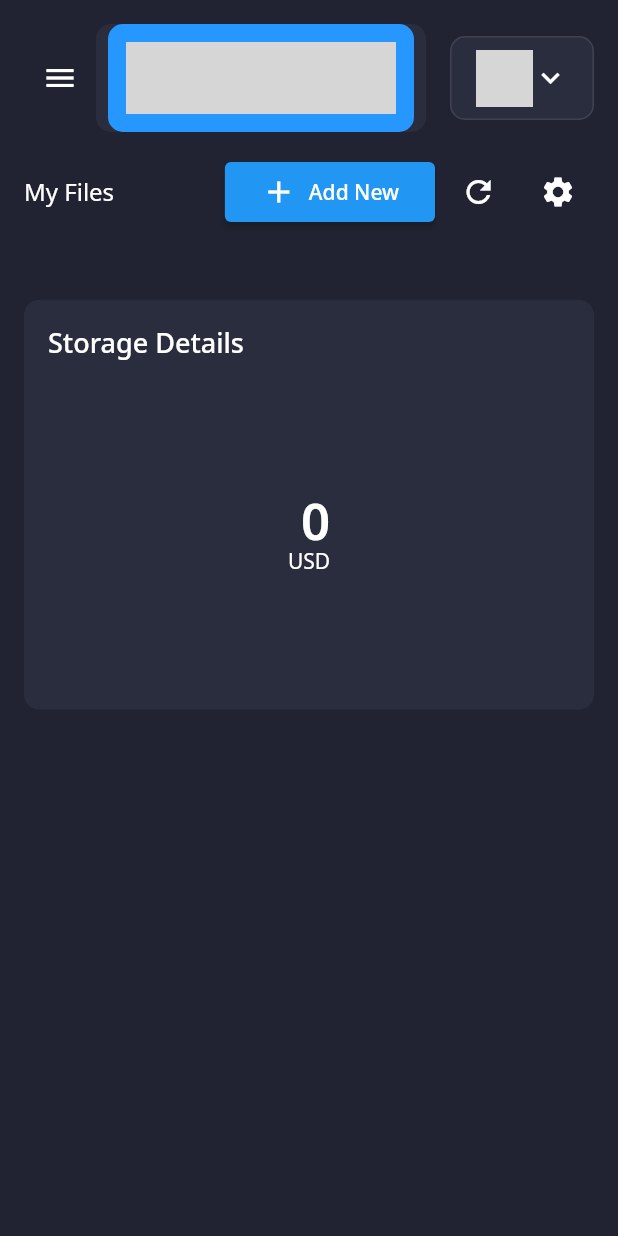
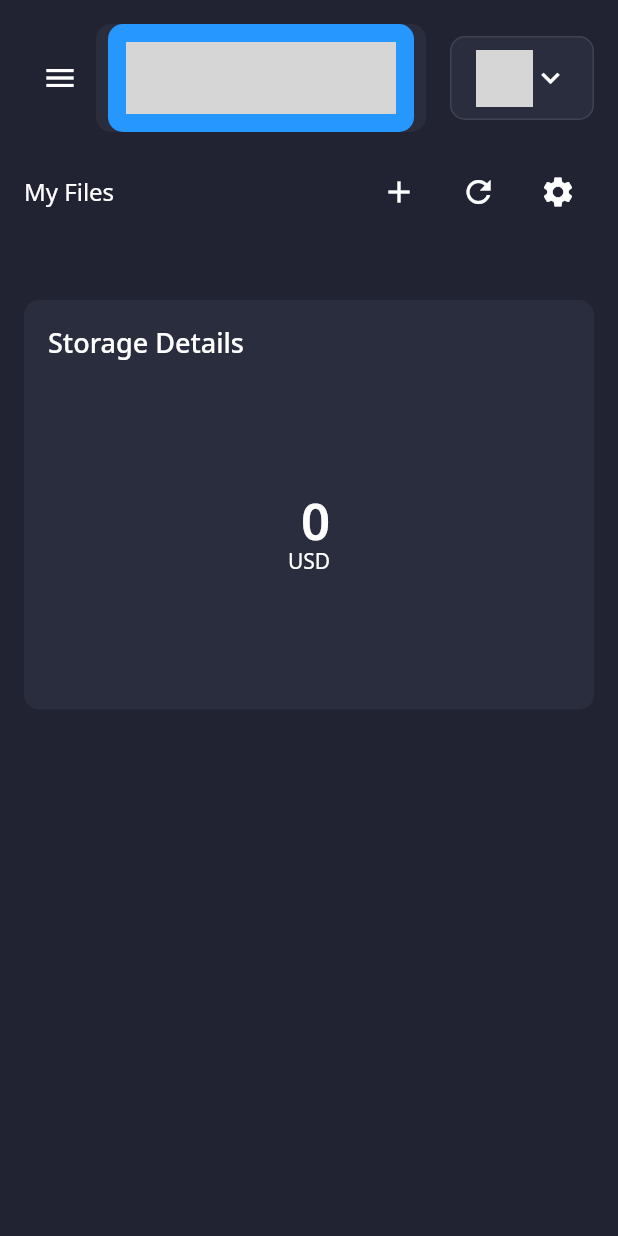
Before and after one commit to pierrickmartino/cryptoken, a Flutter app: the screen it shows once a user with an empty profile is signed in, on a phone screen of 412 x 824 dp. Run offline on Flutter 3.47's test engine with Material 2 defaults, Android fonts, the phone set to English and light mode, and no system bars; drawn by our look-alikes of fl_chart; our stand-ins replace cloud_firestore, dropdown_search, firebase_auth, firebase_core, flutter_datetime_picker, flutter_multi_formatter and 11 more; accounts and stored records are empty; project files that could hold a hidden picture were left out; grey boxes are pictures that could not be loaded.

Commit message:
manage icon display for mobile screen

```diff
--- a/lib/wallet/view/my_files.dart
+++ b/lib/wallet/view/my_files.dart
@@ -36,6 +36,32 @@ class MyFiles extends StatelessWidget {
             Wrap(
               spacing: 5,
               children: [
+                // if we are on Mobile we only want to show icon to keep space on screen
+                if (Responsive.isMobile(context))
+                  IconButton(
+                    onPressed: () {
+                      showDialog<NewWalletDialog>(
+                        context: context,
+                        builder: (context) => const NewWalletDialog(),
+                      );
+                    },
+                    icon: const Icon(Icons.add),
+                  ),
+                if (Responsive.isMobile(context))
+                  IconButton(
+                    onPressed: _processRefreshData,
+                    icon: const Icon(Icons.refresh),
+                  ),
+                if (Responsive.isMobile(context))
+                  IconButton(
+                    onPressed: () {
+                      Get.toNamed('/settings');
+                    },
+                    icon: const Icon(Icons.settings),
+                  ),
+
+                // otherwise we can show a lable with the button icon
+                if (!Responsive.isMobile(context))
                   ElevatedButton.icon(
                     style: TextButton.styleFrom(
                       padding: EdgeInsets.symmetric(
@@ -53,15 +79,33 @@ class MyFiles extends StatelessWidget {
                     icon: const Icon(Icons.add),
                     label: const Text('Add New'),
                   ),
-                IconButton(
+                if (!Responsive.isMobile(context))
+                  ElevatedButton.icon(
+                    style: TextButton.styleFrom(
+                      padding: EdgeInsets.symmetric(
+                        horizontal: defaultPadding * 1.5,
+                        vertical: defaultPadding /
+                            (Responsive.isMobile(context) ? 2 : 1),
+                      ),
+                    ),
                     onPressed: _processRefreshData,
                     icon: const Icon(Icons.refresh),
+                    label: const Text('Refresh'),
                   ),
-                IconButton(
+                if (!Responsive.isMobile(context))
+                  ElevatedButton.icon(
+                    style: TextButton.styleFrom(
+                      padding: EdgeInsets.symmetric(
+                        horizontal: defaultPadding * 1.5,
+                        vertical: defaultPadding /
+                            (Responsive.isMobile(context) ? 2 : 1),
+                      ),
+                    ),
                     onPressed: () {
                       Get.toNamed('/settings');
                     },
                     icon: const Icon(Icons.settings),
+                    label: const Text('Settings'),
                   ),
               ],
             )
```
Lines whose indentation alone changed are shown as unchanged.
